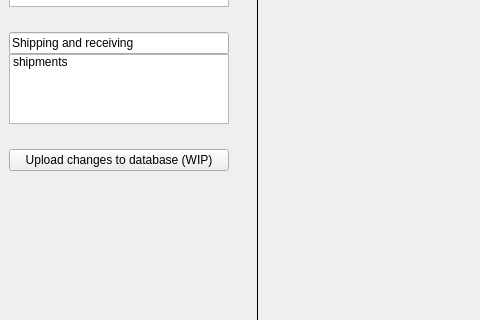
Old version of the form main_ui/mainwindow.ui in the repository IncandelaLab/SharedUI; both pictures show x 0 to 480 and y 353 to 673 of the 1366 by 858 pixel window.
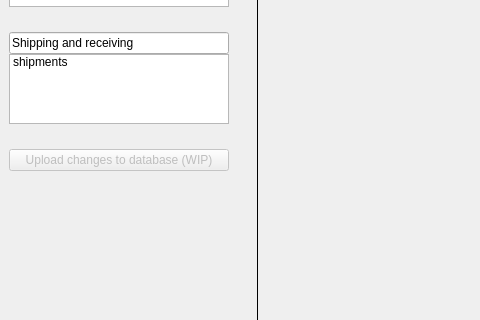
New version of the form.

What changed in the file:
```diff
--- a/main_ui/mainwindow.ui
+++ b/main_ui/mainwindow.ui
@@ -189,6 +189,9 @@
         </item>
         <item>
          <widget class="QPushButton" name="pbUpload">
+          <property name="enabled">
+           <bool>false</bool>
+          </property>
           <property name="text">
            <string>Upload changes to database (WIP)</string>
           </property>
```
